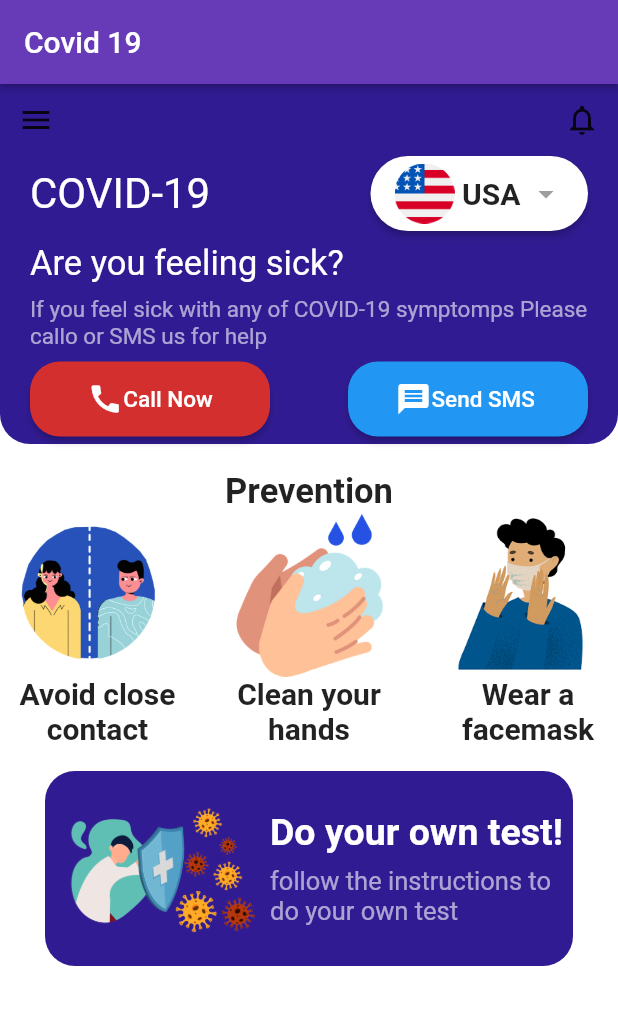
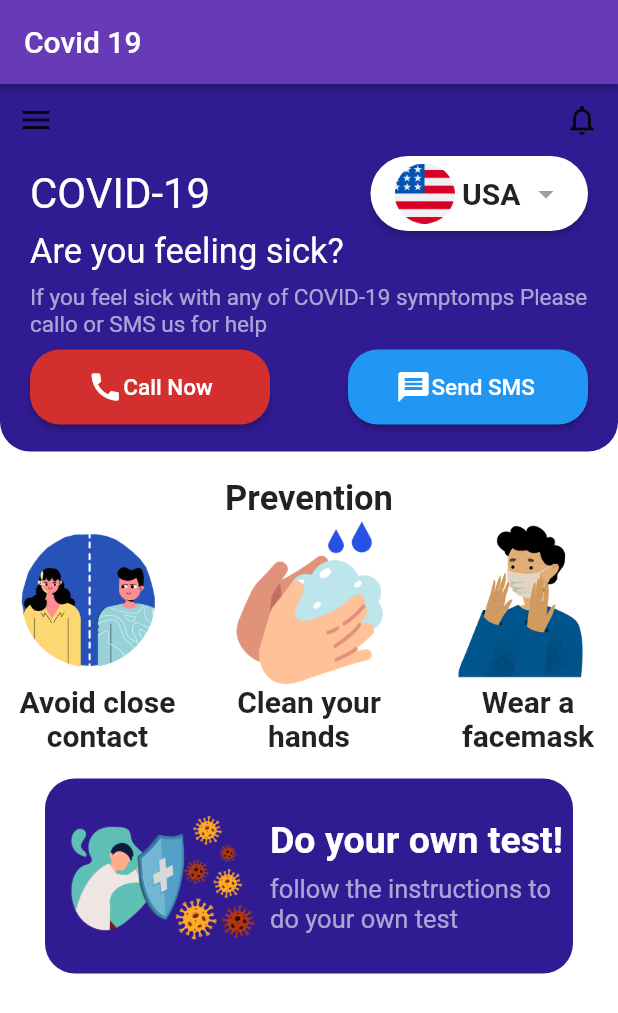
Before and after one commit to samahussien/covid19, a Flutter app: the screen it shows after launch, on a phone screen of 412 x 824 dp. Shown: the top 1013 px of the screen. Run offline on Flutter 3.47's test engine with Material 2 defaults, Android fonts, the light colour scheme and no system bars.

Commit message:
resizing blue container

```diff
--- a/covid/lib/app/home/home_page.dart
+++ b/covid/lib/app/home/home_page.dart
@@ -19,7 +19,7 @@ class homePage extends StatelessWidget {
       child: Column(
         children: [
           Container(
-            height: 240,
+            height: 245,
             alignment: Alignment.topRight,
             decoration: BoxDecoration(
                 color: Color(0xFF311B92),
@@ -90,7 +90,7 @@ class homePage extends StatelessWidget {
                           ),
                         ],
                       ),
-                      SizedBox(height: 8.0),
+                      //SizedBox(height: 5.0),
                       Row(
                         children: [
                           Expanded(
```
